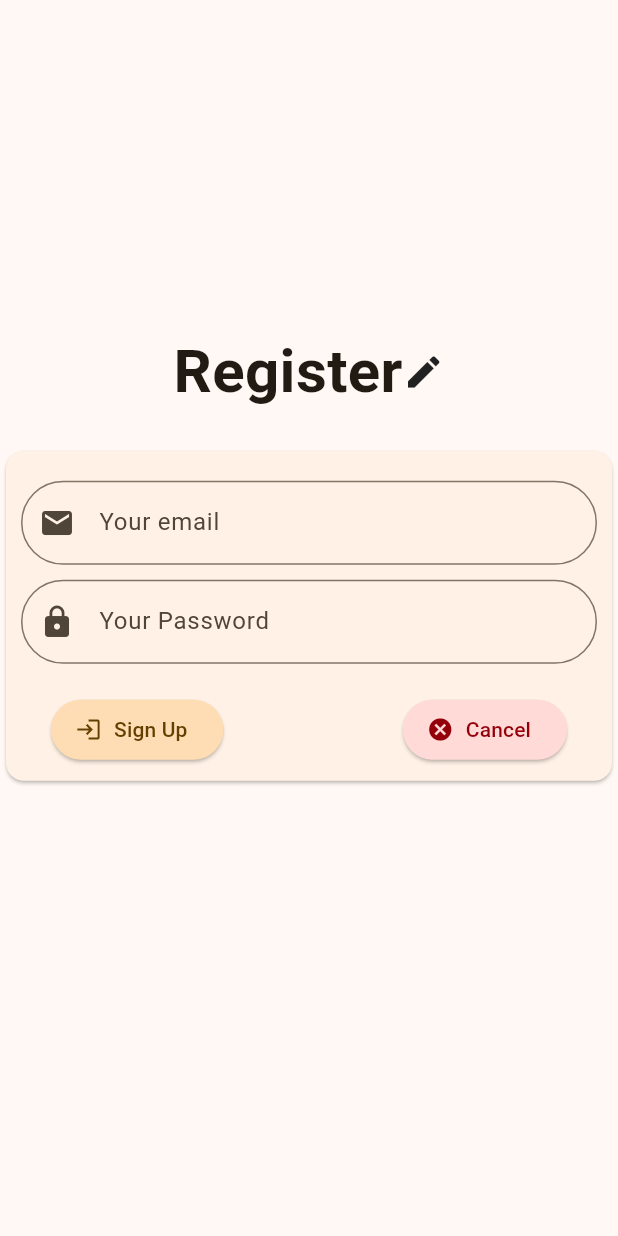
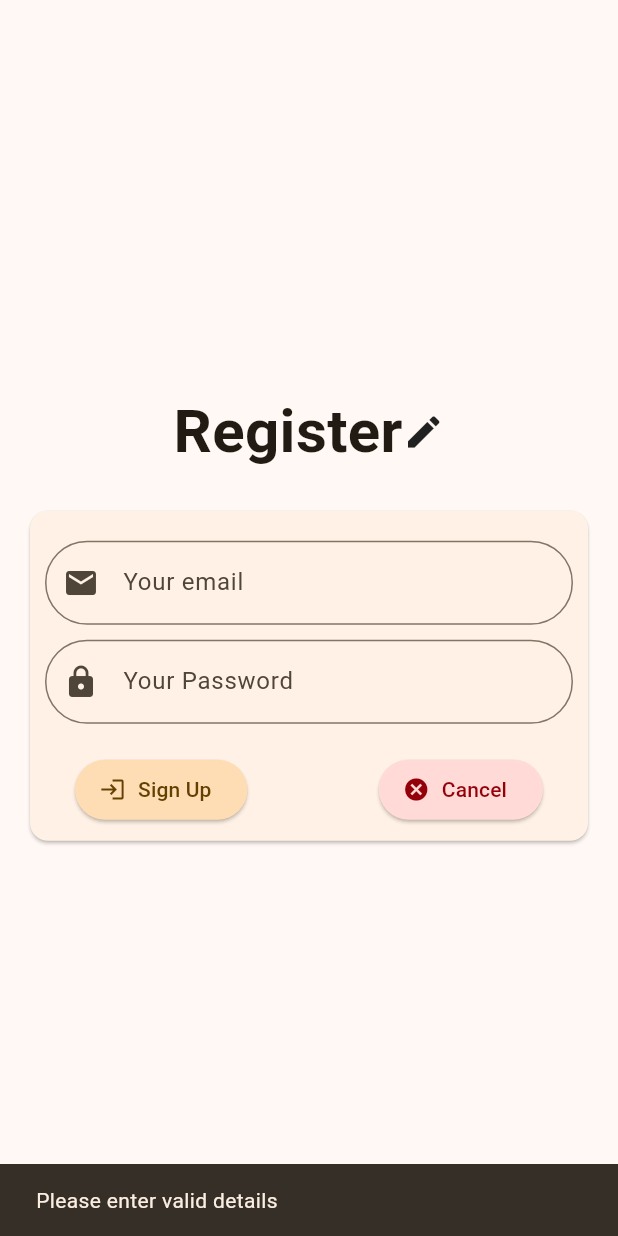
Before and after one commit to 20vikash/Stmz, a Flutter app: the Register screen opened directly, after a tap on "Sign Up", on a phone screen of 412 x 824 dp. Run offline on Flutter 3.47's test engine with Material 2 defaults, Android fonts, the phone set to English and light mode, and no system bars; our stand-ins replace email_validator.

Commit message:
Form validation and solve keyboard issue

```diff
--- a/lib/auth.dart
+++ b/lib/auth.dart
@@ -12,13 +12,15 @@ class Auth extends StatelessWidget {
       DeviceOrientation.portraitUp,
     ]);
 
+    final keyBoardHeight = MediaQuery.of(context).viewInsets.bottom;
+
     return Scaffold(
       resizeToAvoidBottomInset: false,
       body: SafeArea(
         child: Column(
           children: [
-            const SizedBox(
-              height: 120,
+            SizedBox(
+              height: keyBoardHeight == 0 ? 120 : 10,
             ),
             Row(
               mainAxisAlignment: MainAxisAlignment.center,
@@ -71,6 +73,7 @@ class Auth extends StatelessWidget {
                   onPressed: () {
                     showModalBottomSheet(
                       isScrollControlled: true,
+                      useRootNavigator: false,
                       context: context,
                       builder: (ctx) => const Register(),
                     );
--- a/lib/card.dart
+++ b/lib/card.dart
@@ -1,5 +1,6 @@
 import 'package:flutter/material.dart';
 import 'package:stem_quiz/choose_btw.dart';
+import 'package:email_validator/email_validator.dart';
 
 class CardWid extends StatelessWidget {
   const CardWid({super.key, required this.authString});
@@ -73,7 +74,28 @@ class CardWid extends StatelessWidget {
                   children: [
                     const SizedBox(width: 30),
                     ElevatedButton.icon(
-                      onPressed: () {},
+                      onPressed: () {
+                        if (EmailValidator.validate(emailC.text)) {
+                          if (passC.text.trim().isNotEmpty) {
+                            if (passC.text.length < 8) {
+                              ScaffoldMessenger.of(context).showSnackBar(
+                                const SnackBar(
+                                  content: Text(
+                                      "Password must be atleast 8 characters"),
+                                ),
+                              );
+                            } else {
+                              Navigator.pop(context);
+                            }
+                          }
+                        } else {
+                          ScaffoldMessenger.of(context).showSnackBar(
+                            const SnackBar(
+                              content: Text("Please enter valid details"),
+                            ),
+                          );
+                        }
+                      },
                       icon: Icon(
                         Icons.login,
                         color: Theme.of(context).colorScheme.onPrimaryContainer,
--- a/lib/register_sheet.dart
+++ b/lib/register_sheet.dart
@@ -6,12 +6,10 @@ class Register extends StatelessWidget {
 
   @override
   Widget build(BuildContext context) {
-
-    final keyboardHeight = MediaQuery.of(context).viewInsets.bottom;
-
-    return Padding(
-      padding: EdgeInsets.only(bottom: 80 + keyboardHeight),
-      child: const Column(
+    return const Scaffold(
+      body: Padding(
+        padding: EdgeInsets.only(left: 16, right: 16),
+        child: Column(
           mainAxisSize: MainAxisSize.max,
           mainAxisAlignment: MainAxisAlignment.center,
           children: [
@@ -31,6 +29,7 @@ class Register extends StatelessWidget {
             ),
           ],
         ),
+      ),
     );
   }
 }
--- a/pubspec.yaml
+++ b/pubspec.yaml
@@ -35,6 +35,7 @@ dependencies:
   # The following adds the Cupertino Icons font to your application.
   # Use with the CupertinoIcons class for iOS style icons.
   cupertino_icons: ^1.0.2
+  email_validator: ^2.1.17
 
 dev_dependencies:
   flutter_test:
```
Also changed, not shown: pubspec.lock. Lines whose indentation alone changed are shown as unchanged.
